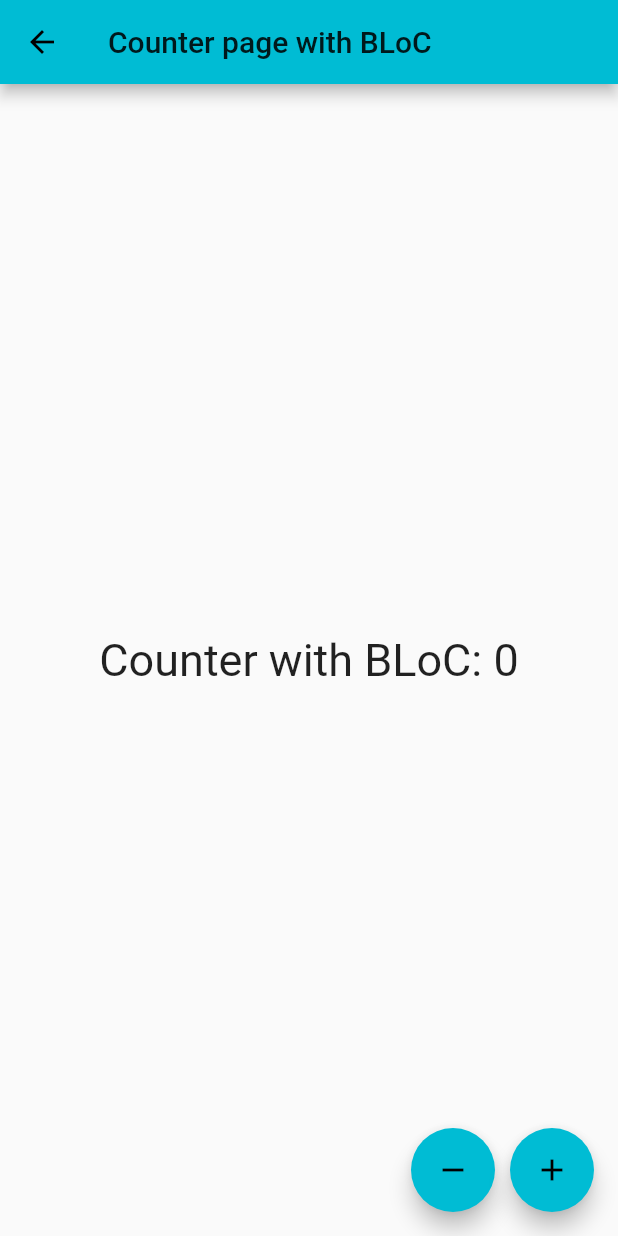
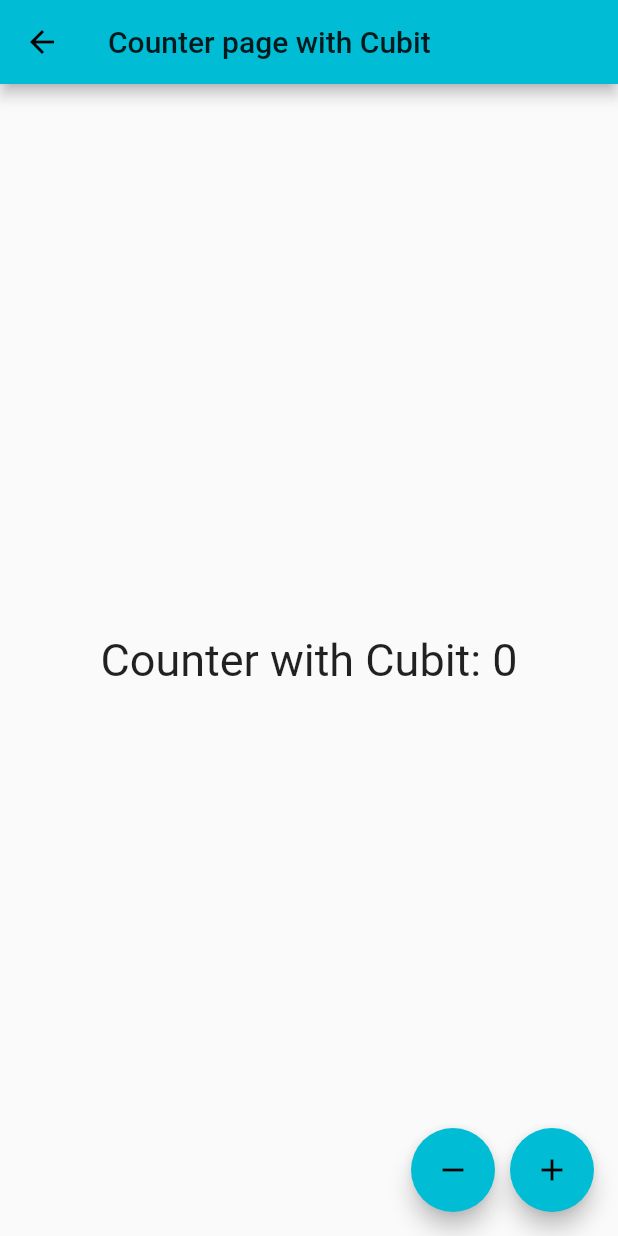
Before and after one commit to amachlou/dwm_flutter_state_management, a Flutter app: the screen it shows after launch, on a phone screen of 412 x 824 dp. Run offline on Flutter 3.47's test engine with Material 2 defaults, Android fonts, the phone set to English and light mode, and no system bars; our stand-ins replace bloc, flutter_bloc.

Commit message:
Change state with 'Cubit' 02

```diff
--- a/lib/pages/counter.page.withCubit.dart
+++ b/lib/pages/counter.page.withCubit.dart
@@ -7,10 +7,10 @@ class CounterPageWithCubit extends StatelessWidget {
   @override
   Widget build(BuildContext context) {
     return Scaffold(
-      appBar: AppBar(title: Text('Counter page with BLoC'),),
+      appBar: AppBar(title: Text('Counter page with Cubit'),),
       body: Center(
         child: BlocBuilder<CounterWithCubit, int>(
-            builder: (context, state) => Text("Counter with BLoC: ${state}", style: TextStyle(fontSize: 30),)
+            builder: (context, state) => Text("Counter with Cubit: ${state}", style: TextStyle(fontSize: 30),)
         ),
       ),
       floatingActionButton: Row(
```
